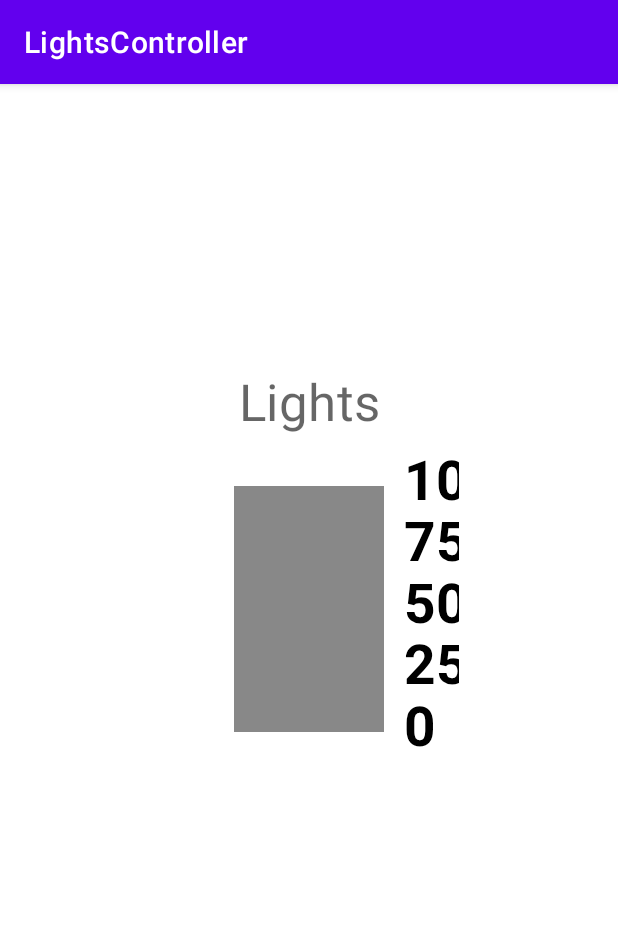
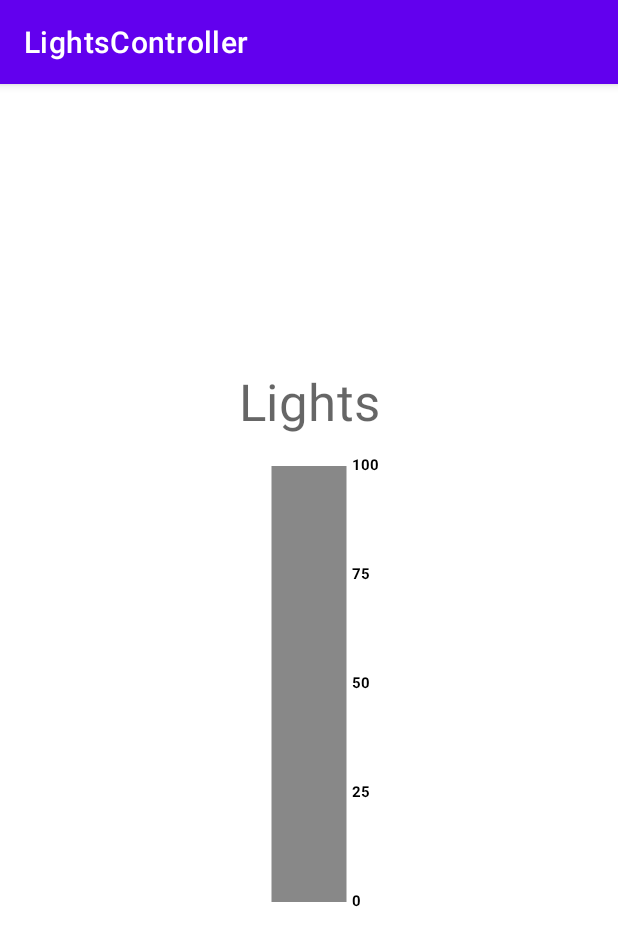
Before and after one commit to chicorasia/light-controller-view, an Android app: the screen it shows after launch (MainActivity), on a phone screen of 412 x 824 dp. Shown: the top 946 px of the screen. Run offline under Robolectric (Android 15) with nearby library versions, the phone set to English and light mode, and no system bars.

```diff
--- a/app/src/main/java/br/com/chicorialabs/lightscontroller/LightControllerView.kt
+++ b/app/src/main/java/br/com/chicorialabs/lightscontroller/LightControllerView.kt
@@ -28,8 +28,8 @@ class LightControllerView @JvmOverloads constructor(
      */
     private var barWidth = 0.0f
     private var barHeight = 0.0f
-    private val LABEL_X_OFFSET = 20
-    private val PADDING_OFFSET = 27
+    private var LABEL_X_OFFSET = 20
+    private var PADDING_OFFSET = 27
     private val pointPosition = PointF(0.0f, 0.0f)
     private var controllerSetting = ControllerSetting.OFF
 
@@ -58,6 +58,9 @@ class LightControllerView @JvmOverloads constructor(
         super.onSizeChanged(w, h, oldw, oldh)
         barWidth = (w / 2).toFloat()
         barHeight = h.toFloat()
+        paint.textSize = (w / 10).toFloat()
+        PADDING_OFFSET = w / 20
+        LABEL_X_OFFSET = PADDING_OFFSET * 3 / 4
     }
 
     /**
--- a/app/src/main/res/layout/activity_main.xml
+++ b/app/src/main/res/layout/activity_main.xml
@@ -21,8 +21,8 @@
 
     <br.com.chicorialabs.lightscontroller.LightControllerView
         android:id="@+id/lightControllerView"
-        android:layout_width="200dp"
-        android:layout_height="200dp"
+        android:layout_width="100dp"
+        android:layout_height="300dp"
         android:layout_margin="@dimen/margin"
         app:layout_constraintEnd_toEndOf="parent"
         app:layout_constraintStart_toStartOf="parent"
```
